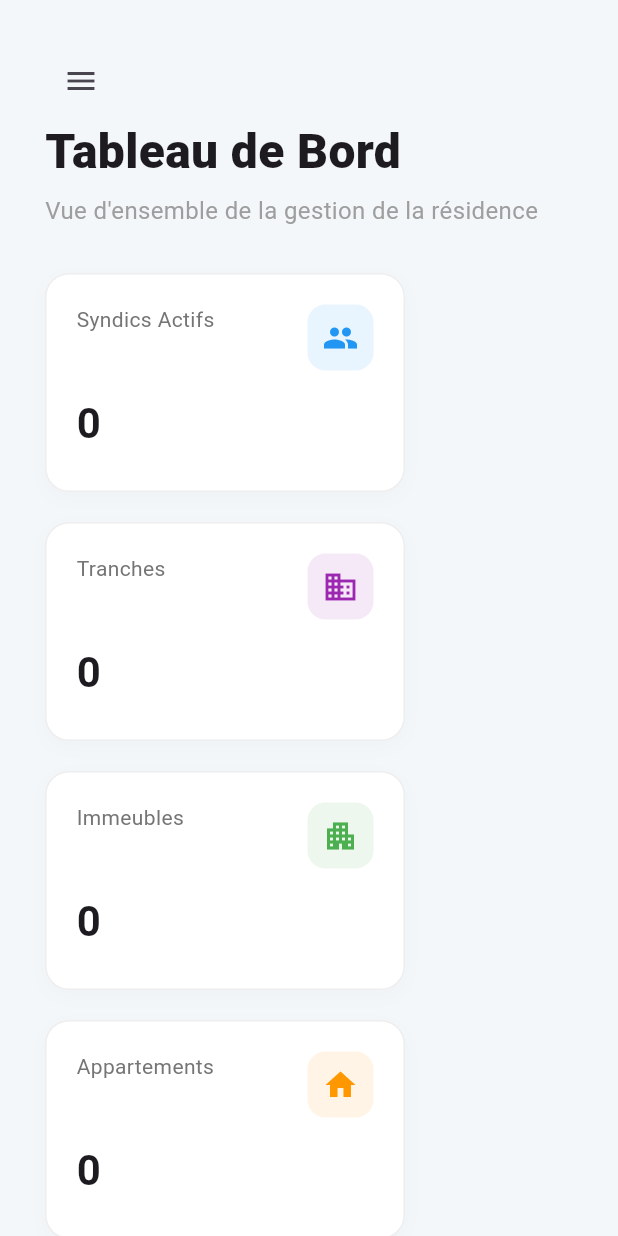
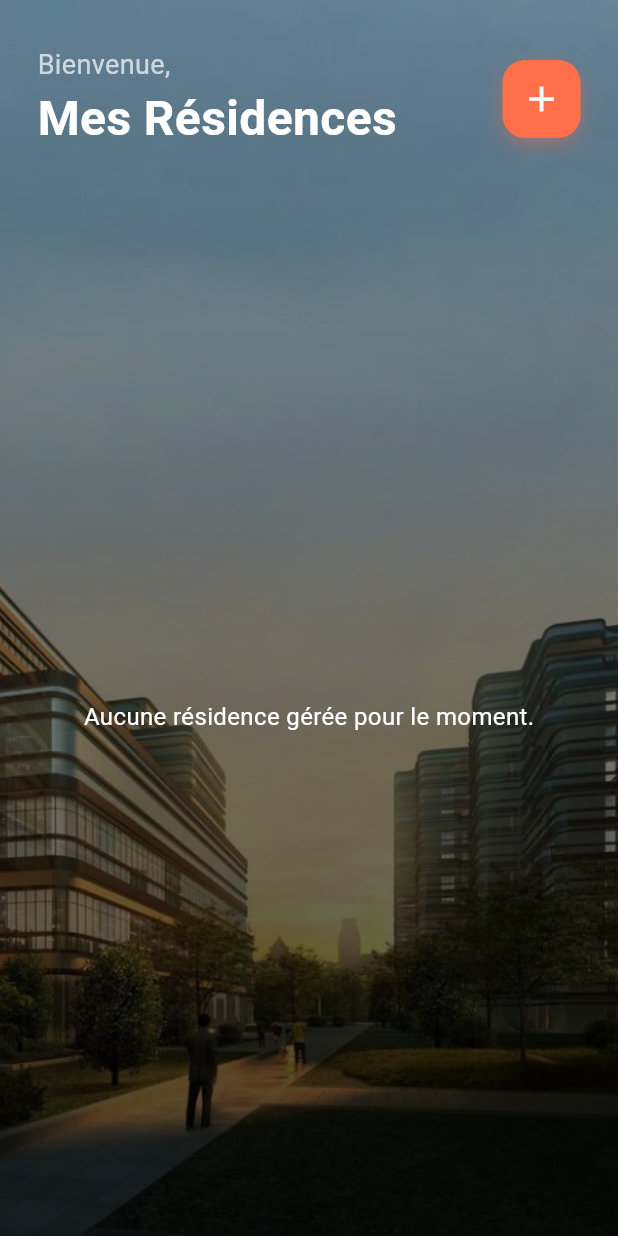
Before and after one commit to Nouhaerr404/ResiManager, a Flutter app: the screen it shows after launch, on a phone screen of 412 x 824 dp. Run offline on Flutter 3.47's test engine with Material 3 defaults, Android fonts, the phone set to English and light mode, and no system bars; our stand-ins replace supabase_flutter; accounts and stored records are empty.

Commit message:
ui: refonte visuelle complète et ajout d'images immersives

```diff
--- a/lib/main.dart
+++ b/lib/main.dart
@@ -1,18 +1,14 @@
 import 'package:flutter/material.dart';
 import 'package:supabase_flutter/supabase_flutter.dart';
+import 'config/supabase_config.dart';
+import 'screens/syndic_general/residence_selection_screen.dart';
 
-// 1. Importe ton fichier de configuration
-// (Vérifie juste le nom exact de ton fichier dans le dossier config, par exemple config.dart)
-import 'config/supabase_config.dart'; // <-- À adapter selon le nom de ton fichier
-
-// 2. Importe ton écran Dashboard
-import 'screens/syndic_general/dashboard_screen.dart';
-
+// LA FONCTION MANQUANTE : C'est le point d'entrée de l'app
 void main() async {
-  // Obligatoire avant d'initialiser des plugins natifs comme Supabase
+  // Obligatoire pour initialiser les plugins
   WidgetsFlutterBinding.ensureInitialized();
 
-  // 3. Initialisation avec TA classe de configuration
+  // Initialisation de Supabase avec ta classe de config
   await Supabase.initialize(
     url: SupabaseConfig.supabaseUrl,
     anonKey: SupabaseConfig.supabaseAnonKey,
@@ -28,14 +24,33 @@ class ResiManagerApp extends StatelessWidget {
   Widget build(BuildContext context) {
     return MaterialApp(
       title: 'ResiManager - Syndic Général',
-      debugShowCheckedModeBanner: false, // Enlève le bandeau rouge "DEBUG"
+      debugShowCheckedModeBanner: false,
+
+      // CONFIGURATION DE TA NOUVELLE PALETTE DE COULEURS
       theme: ThemeData(
-        primarySwatch: Colors.blue,
-        // On met le fond gris clair par défaut pour toute l'app
-        scaffoldBackgroundColor: const Color(0xFFF4F7FA),
+        primaryColor: const Color(0xFFFF6F4A), // Orange Corail
+        scaffoldBackgroundColor: const Color(0xFFFCF9F6), // Fond Beige clair
+
+        appBarTheme: const AppBarTheme(
+          backgroundColor: Color(0xFFFCF9F6),
+          elevation: 0,
+          centerTitle: false,
+          iconTheme: IconThemeData(color: Colors.black),
+          titleTextStyle: TextStyle(
+              color: Colors.black,
+              fontSize: 22,
+              fontWeight: FontWeight.bold
+          ),
+        ),
+
+        colorScheme: ColorScheme.fromSeed(
+          seedColor: const Color(0xFFFF6F4A),
+          primary: const Color(0xFFFF6F4A),
+        ),
       ),
-      // On affiche ton Dashboard en lui passant l'ID 1 pour tester
-      home: const DashboardScreen(residenceId: 1),
+
+      // L'application démarre sur la sélection de résidence (ID 1 pour test)
+      home: const ResidenceSelectionScreen(syndicGeneralId: 1),
     );
   }
 }
--- a/lib/screens/syndic_general/dashboard_screen.dart
+++ b/lib/screens/syndic_general/dashboard_screen.dart
@@ -82,6 +82,7 @@ class _DashboardScreenState extends State<DashboardScreen> {
               const SizedBox(height: 30),
 
               // Première rangée : Les 4 petites cartes
+              // Première rangée : Statistiques Générales (avec les nouvelles couleurs)
               Wrap(
                 spacing: 20,
                 runSpacing: 20,
@@ -90,32 +91,35 @@ class _DashboardScreenState extends State<DashboardScreen> {
                       title: 'Syndics Actifs',
                       value: data.syndicsActifs.toString(),
                       icon: Icons.people,
-                      iconColor: Colors.blue
+                      iconColor: const Color(0xFF2C2C2C) // Gris Foncé
                   ),
                   KpiCard(
                       title: 'Tranches',
                       value: data.tranches.toString(),
                       icon: Icons.domain,
-                      iconColor: Colors.purple
+                      iconColor: const Color(0xFFFF6F4A) // Orange Corail
                   ),
                   KpiCard(
                       title: 'Immeubles',
                       value: data.immeubles.toString(),
                       icon: Icons.apartment,
-                      iconColor: Colors.green
+                      iconColor: const Color(0xFF2C2C2C) // Gris Foncé
                   ),
                   KpiCard(
                       title: 'Appartements',
                       value: data.appartements.toString(),
                       icon: Icons.home,
-                      iconColor: Colors.orange
+                      iconColor: const Color(0xFFFF6F4A) // Orange Corail
                   ),
                 ],
               ),
 
-              const SizedBox(height: 20),
+              const SizedBox(height: 30), // Un peu plus d'espace entre les deux sections
 
-              // Deuxième rangée : Finances
+              // DEUXIÈME RANGÉE : Finances (C'est ici qu'on change les données)
+              const Text('Résumé Financier', style: TextStyle(fontSize: 20, fontWeight: FontWeight.bold)),
+              const SizedBox(height: 15),
+
               Wrap(
                 spacing: 20,
                 runSpacing: 20,
@@ -123,8 +127,8 @@ class _DashboardScreenState extends State<DashboardScreen> {
                   KpiCard(
                     title: 'Charges Totales (Ce mois)',
                     value: data.chargesTotales.toStringAsFixed(2),
-                    icon: Icons.attach_money,
-                    iconColor: Colors.red,
+                    icon: Icons.payments_outlined,
+                    iconColor: const Color(0xFF2C2C2C), // Gris Foncé
                     isCurrency: true,
                     subtitle: 'par mois',
                   ),
@@ -132,7 +136,7 @@ class _DashboardScreenState extends State<DashboardScreen> {
                     title: 'Revenus Parkings',
                     value: data.revenusParkings.toStringAsFixed(2),
                     icon: Icons.local_parking,
-                    iconColor: Colors.indigo,
+                    iconColor: const Color(0xFFFF6F4A), // Orange Corail
                     isCurrency: true,
                     subtitle: 'par mois',
                   ),
--- /dev/null
+++ b/lib/screens/syndic_general/residence_selection_screen.dart
@@ -0,0 +1,228 @@
+import 'package:flutter/material.dart';
+import '../../services/residence_service.dart';
+import 'dashboard_screen.dart';
+
+class ResidenceSelectionScreen extends StatefulWidget {
+  final int syndicGeneralId;
+
+  const ResidenceSelectionScreen({Key? key, required this.syndicGeneralId}) : super(key: key);
+
+  @override
+  _ResidenceSelectionScreenState createState() => _ResidenceSelectionScreenState();
+}
+
+class _ResidenceSelectionScreenState extends State<ResidenceSelectionScreen> {
+  final ResidenceService _service = ResidenceService();
+  late Future<List<Map<String, dynamic>>> _residencesFuture;
+
+  @override
+  void initState() {
+    super.initState();
+    _refreshResidences();
+  }
+
+  void _refreshResidences() {
+    setState(() {
+      _residencesFuture = _service.getResidences(widget.syndicGeneralId);
+    });
+  }
+
+  // Boîte de dialogue pour créer une résidence
+  void _showAddResidenceDialog() {
+    final nomController = TextEditingController();
+    final adrController = TextEditingController();
+
+    showDialog(
+      context: context,
+      builder: (context) => AlertDialog(
+        title: const Text("Nouvelle Résidence"),
+        content: Column(
+          mainAxisSize: MainAxisSize.min,
+          children: [
+            TextField(
+              controller: nomController,
+              decoration: const InputDecoration(labelText: "Nom de la résidence"),
+            ),
+            TextField(
+              controller: adrController,
+              decoration: const InputDecoration(labelText: "Adresse complète"),
+            ),
+          ],
+        ),
+        actions: [
+          TextButton(
+            onPressed: () => Navigator.pop(context),
+            child: const Text('Annuler', style: TextStyle(color: Colors.grey)),
+          ),
+          ElevatedButton(
+            style: ElevatedButton.styleFrom(backgroundColor: const Color(0xFFFF6F4A)),
+            onPressed: () async {
+              if (nomController.text.isNotEmpty) {
+                await _service.createResidence(
+                    nomController.text,
+                    adrController.text,
+                    widget.syndicGeneralId
+                );
+                Navigator.pop(context);
+                _refreshResidences();
+              }
+            },
+            child: const Text('Créer', style: TextStyle(color: Colors.white)),
+          ),
+        ],
+      ),
+    );
+  }
+
+  @override
+  Widget build(BuildContext context) {
+    return Scaffold(
+      body: Stack(
+        children: [
+          // 1. IMAGE DE FOND (L'image que tu as fournie)
+          Container(
+            decoration: const BoxDecoration(
+              image: DecorationImage(
+                image: AssetImage('assets/images/residence_bg.png'), // Assure-toi du chemin
+                fit: BoxFit.cover,
+              ),
+            ),
+          ),
+
+          // 2. VOILE SOMBRE (Pour faire ressortir les cartes et le texte)
+          Container(
+            decoration: BoxDecoration(
+              gradient: LinearGradient(
+                begin: Alignment.topCenter,
+                end: Alignment.bottomCenter,
+                colors: [
+                  Colors.black.withOpacity(0.3),
+                  Colors.black.withOpacity(0.7),
+                ],
+              ),
+            ),
+          ),
+
+          // 3. CONTENU
+          SafeArea(
+            child: Column(
+              crossAxisAlignment: CrossAxisAlignment.start,
+              children: [
+                // En-tête personnalisé
+                Padding(
+                  padding: const EdgeInsets.symmetric(horizontal: 25, vertical: 30),
+                  child: Row(
+                    mainAxisAlignment: MainAxisAlignment.spaceBetween,
+                    children: [
+                      const Column(
+                        crossAxisAlignment: CrossAxisAlignment.start,
+                        children: [
+                          Text(
+                            "Bienvenue,",
+                            style: TextStyle(color: Colors.white70, fontSize: 18),
+                          ),
+                          Text(
+                            "Mes Résidences",
+                            style: TextStyle(
+                                color: Colors.white,
+                                fontSize: 32,
+                                fontWeight: FontWeight.bold
+                            ),
+                          ),
+                        ],
+                      ),
+                      // Bouton d'ajout stylisé
+                      GestureDetector(
+                        onTap: _showAddResidenceDialog,
+                        child: Container(
+                          padding: const EdgeInsets.all(12),
+                          decoration: BoxDecoration(
+                              color: const Color(0xFFFF6F4A),
+                              borderRadius: BorderRadius.circular(15),
+                              boxShadow: [
+                                BoxShadow(
+                                  color: const Color(0xFFFF6F4A).withOpacity(0.4),
+                                  blurRadius: 10,
+                                  offset: const Offset(0, 4),
+                                )
+                              ]
+                          ),
+                          child: const Icon(Icons.add, color: Colors.white, size: 28),
+                        ),
+                      ),
+                    ],
+                  ),
+                ),
+
+                // Liste des résidences
+                Expanded(
+                  child: FutureBuilder<List<Map<String, dynamic>>>(
+                    future: _residencesFuture,
+                    builder: (context, snapshot) {
+                      if (snapshot.connectionState == ConnectionState.waiting) {
+                        return const Center(child: CircularProgressIndicator(color: Colors.white));
+                      }
+
+                      final residences = snapshot.data ?? [];
+                      if (residences.isEmpty) {
+                        return const Center(
+                          child: Text(
+                            "Aucune résidence gérée pour le moment.",
+                            style: TextStyle(color: Colors.white, fontSize: 16),
+                          ),
+                        );
+                      }
+
+                      return ListView.builder(
+                        padding: const EdgeInsets.symmetric(horizontal: 20),
+                        itemCount: residences.length,
+                        itemBuilder: (context, index) {
+                          final res = residences[index];
+                          return Container(
+                            margin: const EdgeInsets.only(bottom: 20),
+                            decoration: BoxDecoration(
+                              color: Colors.white.withOpacity(0.95),
+                              borderRadius: BorderRadius.circular(20),
+                              boxShadow: const [
+                                BoxShadow(color: Colors.black26, blurRadius: 10, offset: Offset(0, 5))
+                              ],
+                            ),
+                            child: ListTile(
+                              contentPadding: const EdgeInsets.all(15),
+                              leading: Container(
+                                padding: const EdgeInsets.all(10),
+                                decoration: BoxDecoration(
+                                  color: const Color(0xFF2C2C2C).withOpacity(0.1),
+                                  borderRadius: BorderRadius.circular(12),
+                                ),
+                                child: const Icon(Icons.apartment, color: Color(0xFF2C2C2C)),
+                              ),
+                              title: Text(
+                                  res['nom'],
+                                  style: const TextStyle(fontWeight: FontWeight.bold, fontSize: 20)
+                              ),
+                              subtitle: Text(res['adresse'], style: const TextStyle(color: Colors.grey)),
+                              trailing: const Icon(Icons.arrow_forward_ios, size: 16, color: Color(0xFFFF6F4A)),
+                              onTap: () {
+                                Navigator.push(
+                                  context,
+                                  MaterialPageRoute(
+                                    builder: (context) => DashboardScreen(residenceId: res['id']),
+                                  ),
+                                );
+                              },
+                            ),
+                          );
+                        },
+                      );
+                    },
+                  ),
+                ),
+              ],
+            ),
+          ),
+        ],
+      ),
+    );
+  }
+}
--- a/pubspec.yaml
+++ b/pubspec.yaml
@@ -59,6 +59,10 @@ flutter:
   # included with your application, so that you can use the icons in
   # the material Icons class.
   uses-material-design: true
+  assets:
+    - assets/images/residence_bg.png
+    - assets/images/tranche_bg.png
+
 
   # To add assets to your application, add an assets section, like this:
   # assets:
```
Also changed, not shown: lib/screens/syndic_general/tranches_management_screen.dart (+67 -11 lines), lib/services/residence_service.dart (added, +24 -0 lines), lib/services/tranche_service.dart (+18 -0 lines), lib/widgets/assign_syndic_dialog.dart (added, +71 -0 lines), lib/widgets/syndic_sidebar.dart (+58 -45 lines), lib/widgets/tranche_detail_card.dart (+14 -3 lines), assets/images/residence_bg.png (added), assets/images/tranche_bg.png (added).
